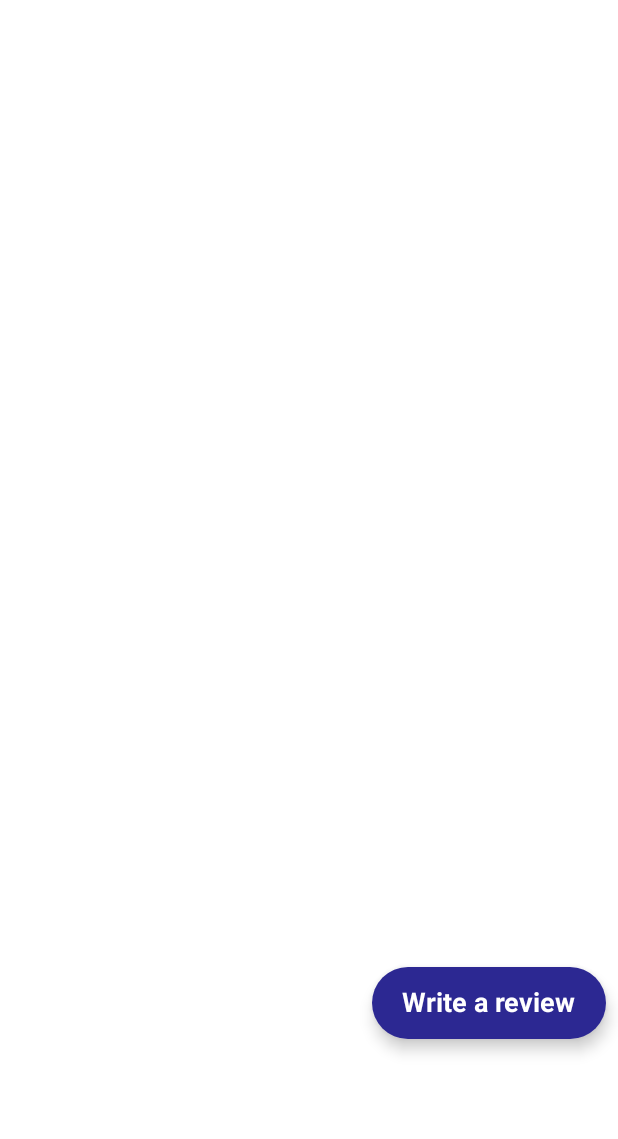
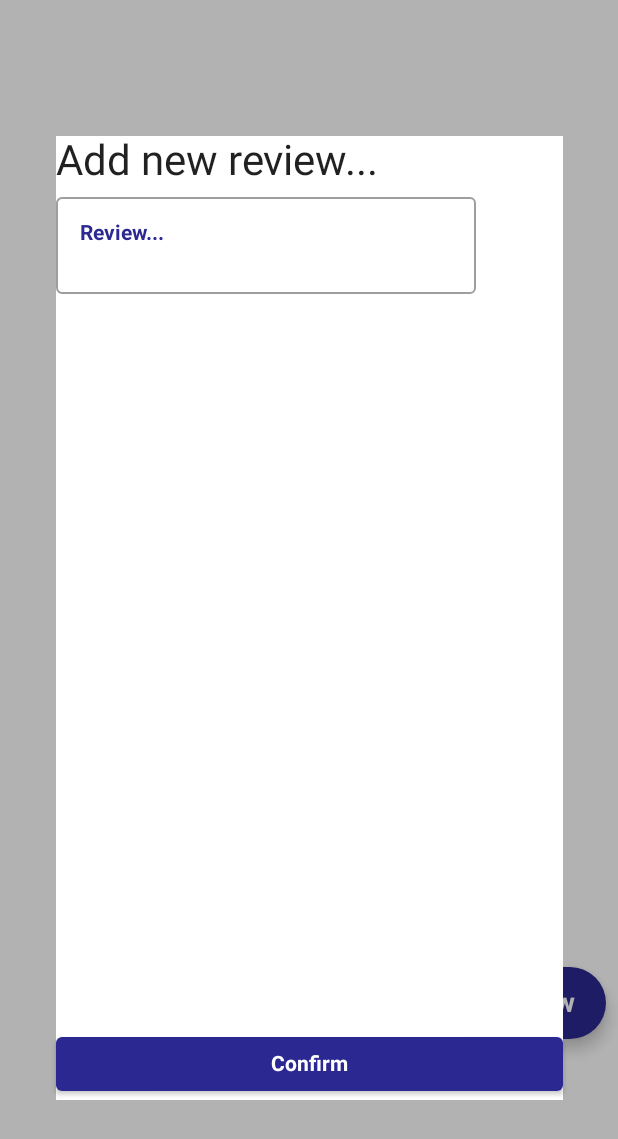
Before and after one commit to gsingh-99/mobileCodeReview, an Android app built with Jetpack Compose: the composable PullRequestDetailFilesScreen called with empty values, after a tap on "Write a review", on a phone screen of 412 x 824 dp. Shown: the top 1139 px of the screen. Run offline under Robolectric (Android 15) with nearby library versions, the phone set to English and light mode, and no system bars.

Commit message:
review dialog

```diff
--- a/app/src/main/java/at/technikum_wien/singh/mobilecodereview/ui/theme/Color.kt
+++ b/app/src/main/java/at/technikum_wien/singh/mobilecodereview/ui/theme/Color.kt
@@ -15,3 +15,4 @@ val BabyBlueLighter =  Color(0xFFDDDDFB)
 val WhiteGray = Color(0xFFFCFCFC)
 val ApproveGreen = Color(0xFF37FB37)
 val DisapproveRed = Color(0xFFFB6464)
+val TransparentBlack =  Color(0x4D000000)
--- a/app/src/main/java/at/technikum_wien/singh/mobilecodereview/view/AddRepositoryDialog.kt
+++ b/app/src/main/java/at/technikum_wien/singh/mobilecodereview/view/AddRepositoryDialog.kt
@@ -23,7 +23,7 @@ fun AddRepositoryDialog(viewModel: CodeReviewViewModel) {
         title = { Text(text = "Add new repository...") },
         text = {
             Column {
-                TextField(
+                OutlinedTextField(
                     value = viewModel.tfAddRepositoryUrl,
                     onValueChange = { viewModel.tfAddRepositoryUrl = it },
                     label = {
@@ -35,7 +35,7 @@ fun AddRepositoryDialog(viewModel: CodeReviewViewModel) {
                     placeholder = { Text(text = "Repository URL", color = Color.LightGray) },
                     singleLine = true
                 )
-                TextField(
+                OutlinedTextField(
                     value = viewModel.tfAddRepositoryToken,
                     onValueChange = { viewModel.tfAddRepositoryToken = it },
                     label = { Text(text = "Token", color = MaterialTheme.colors.primary) },
--- /dev/null
+++ b/app/src/main/java/at/technikum_wien/singh/mobilecodereview/view/AddReviewDialog.kt
@@ -0,0 +1,67 @@
+package at.technikum_wien.singh.mobilecodereview.view
+
+import androidx.compose.foundation.BorderStroke
+import androidx.compose.foundation.background
+import androidx.compose.foundation.border
+import androidx.compose.foundation.clickable
+import androidx.compose.foundation.layout.*
+import androidx.compose.foundation.shape.CircleShape
+import androidx.compose.material.*
+import androidx.compose.runtime.*
+import androidx.compose.ui.Alignment
+import androidx.compose.ui.Modifier
+import androidx.compose.ui.graphics.Color
+import androidx.compose.ui.platform.LocalConfiguration
+import androidx.compose.ui.tooling.preview.Preview
+import androidx.compose.ui.unit.dp
+import at.technikum_wien.singh.mobilecodereview.ui.theme.TransparentBlack
+import at.technikum_wien.singh.mobilecodereview.viewmodel.CodeReviewViewModel
+
+@Composable
+fun AddReviewDialog(viewModel: CodeReviewViewModel) {
+    val maxScreenWidth = LocalConfiguration.current.screenWidthDp.times(0.82)
+    val maxScreenHeight = LocalConfiguration.current.screenHeightDp.times(0.78)
+    Box(
+        Modifier
+            .background(TransparentBlack)
+            .fillMaxSize()
+            .clickable { viewModel.openAddNewReviewDialog.value = false }) {
+        Box(
+            Modifier
+                .background(MaterialTheme.colors.secondary)
+                .align(Alignment.Center)
+                .heightIn(0.dp, maxScreenHeight.dp)
+                .widthIn(0.dp, maxScreenWidth.dp)
+                .fillMaxSize()
+
+        ) {
+            Column() {
+                Text(text = "Add new review...")
+                OutlinedTextField(
+                    value = viewModel.tfAddReviewText,
+                    onValueChange = { viewModel.tfAddReviewText = it },
+                    label = {
+                        Text(
+                            text = "Review...",
+                            color = MaterialTheme.colors.primary
+                        )
+                    },
+                    placeholder = { Text(text = "Review...", color = Color.LightGray) },
+                    maxLines = 10
+                )
+                Spacer(modifier = Modifier.weight(1f))
+                Button(
+                    onClick = { viewModel.addRepository() },
+                    modifier = Modifier.fillMaxWidth(),
+                    colors = ButtonDefaults.buttonColors(backgroundColor = MaterialTheme.colors.primary)
+                ) {
+                    Text(
+                        text = "Confirm",
+                        style = MaterialTheme.typography.subtitle1,
+                        color = MaterialTheme.colors.secondary,
+                    )
+                }
+            }
+        }
+    }
+}
--- a/app/src/main/java/at/technikum_wien/singh/mobilecodereview/view/PullRequestDetailFilesScreen.kt
+++ b/app/src/main/java/at/technikum_wien/singh/mobilecodereview/view/PullRequestDetailFilesScreen.kt
@@ -66,7 +66,7 @@ fun PullRequestDetailFilesScreen(
                 modifier = Modifier
                     .align(Alignment.BottomEnd)
                     .padding(8.dp),
-                onClick = { viewModel.openAddNewRepositoryDialog.value = true },
+                onClick = { viewModel.openAddNewReviewDialog.value = true },
                 backgroundColor = MaterialTheme.colors.primary,
                 text = {
                     Text(
@@ -78,4 +78,6 @@ fun PullRequestDetailFilesScreen(
             )
         }
     }
+    if (viewModel.openAddNewReviewDialog.value)
+        AddReviewDialog(viewModel = viewModel)
 }
--- a/app/src/main/java/at/technikum_wien/singh/mobilecodereview/viewmodel/CodeReviewViewModel.kt
+++ b/app/src/main/java/at/technikum_wien/singh/mobilecodereview/viewmodel/CodeReviewViewModel.kt
@@ -83,6 +83,9 @@ class CodeReviewViewModel(
     private val _pullRequestDetailReviews = mutableStateListOf<VSCReview>()
     val vscPullRequestDetailReviews: List<VSCReview>
         get() = _pullRequestDetailReviews
+    val openAddNewReviewDialog = mutableStateOf(false)
+    var tfAddReviewText: String by mutableStateOf("")
+
 
     var errorMessage: String by mutableStateOf("")
 
```
